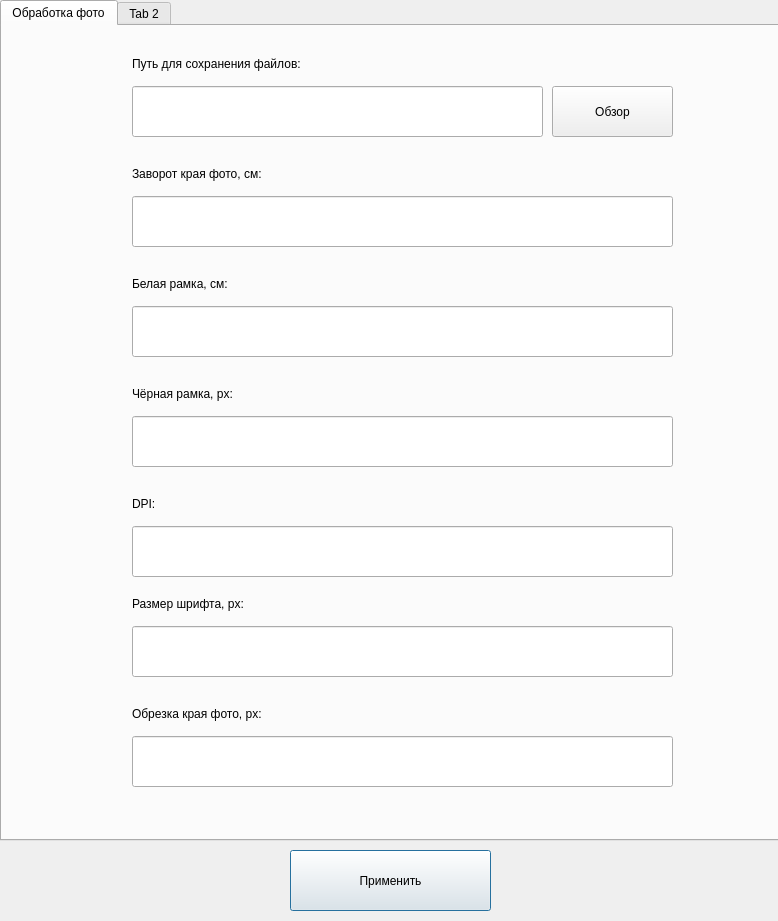
andrey-david/Sendy, file cropper/ui/settings.ui: the form before one commit.
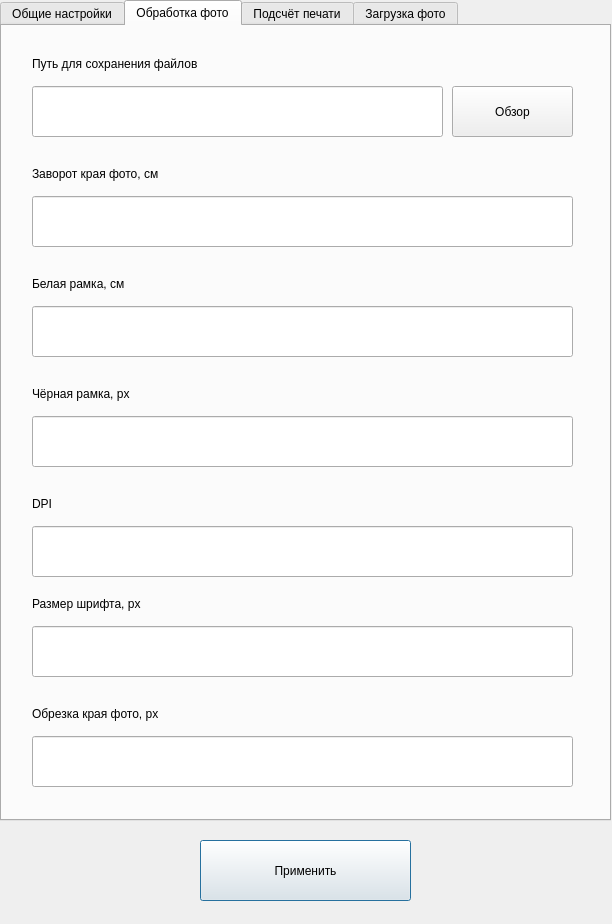
The form after the commit. The open tabs and pages were chosen to show the change.

Commit message: settings window is updated, help window and save window is created

What changed in the file:
```diff
--- a/cropper/ui/settings.ui
+++ b/cropper/ui/settings.ui
@@ -6,8 +6,8 @@
    <rect>
     <x>0</x>
     <y>0</y>
-    <width>778</width>
-    <height>921</height>
+    <width>612</width>
+    <height>924</height>
    </rect>
   </property>
   <property name="windowTitle">
@@ -16,9 +16,9 @@
   <widget class="QPushButton" name="pushButton_settings_apply">
    <property name="geometry">
     <rect>
-     <x>290</x>
-     <y>850</y>
-     <width>201</width>
+     <x>200</x>
+     <y>840</y>
+     <width>211</width>
      <height>61</height>
     </rect>
    </property>
@@ -31,13 +31,51 @@
     <rect>
      <x>0</x>
      <y>0</y>
-     <width>781</width>
-     <height>841</height>
+     <width>611</width>
+     <height>821</height>
     </rect>
    </property>
    <property name="currentIndex">
     <number>0</number>
    </property>
+   <widget class="QWidget" name="tab_2">
+    <attribute name="title">
+     <string>Общие настройки</string>
+    </attribute>
+    <widget class="QComboBox" name="comboBox_theme">
+     <property name="geometry">
+      <rect>
+       <x>30</x>
+       <y>60</y>
+       <width>541</width>
+       <height>51</height>
+      </rect>
+     </property>
+     <item>
+      <property name="text">
+       <string>Светлая тема</string>
+      </property>
+     </item>
+     <item>
+      <property name="text">
+       <string>Тёмная тема</string>
+      </property>
+     </item>
+    </widget>
+    <widget class="QLabel" name="label_10">
+     <property name="geometry">
+      <rect>
+       <x>30</x>
+       <y>30</y>
+       <width>361</width>
+       <height>16</height>
+      </rect>
+     </property>
+     <property name="text">
+      <string>Цветовая схема приложения</string>
+     </property>
+    </widget>
+   </widget>
    <widget class="QWidget" name="tab">
     <attribute name="title">
      <string>Обработка фото</string>
@@ -45,7 +83,7 @@
     <widget class="QLineEdit" name="lineEdit_photo_processing_crop">
      <property name="geometry">
       <rect>
-       <x>130</x>
+       <x>30</x>
        <y>710</y>
        <width>541</width>
        <height>51</height>
@@ -55,20 +93,20 @@
     <widget class="QLabel" name="label_7">
      <property name="geometry">
       <rect>
-       <x>130</x>
+       <x>30</x>
        <y>680</y>
        <width>361</width>
        <height>16</height>
       </rect>
      </property>
      <property name="text">
-      <string>Обрезка края фото, px:</string>
+      <string>Обрезка края фото, px</string>
      </property>
     </widget>
     <widget class="QLineEdit" name="lineEdit_photo_processing_white">
      <property name="geometry">
       <rect>
-       <x>130</x>
+       <x>30</x>
        <y>280</y>
        <width>541</width>
        <height>51</height>
@@ -78,33 +116,33 @@
     <widget class="QLabel" name="label_6">
      <property name="geometry">
       <rect>
-       <x>130</x>
+       <x>30</x>
        <y>570</y>
        <width>361</width>
        <height>16</height>
       </rect>
      </property>
      <property name="text">
-      <string>Размер шрифта, px:</string>
+      <string>Размер шрифта, px</string>
      </property>
     </widget>
     <widget class="QLabel" name="label_3">
      <property name="geometry">
       <rect>
-       <x>130</x>
+       <x>30</x>
        <y>250</y>
        <width>361</width>
        <height>16</height>
       </rect>
      </property>
      <property name="text">
-      <string>Белая рамка, см:</string>
+      <string>Белая рамка, см</string>
      </property>
     </widget>
     <widget class="QLineEdit" name="lineEdit_photo_processing_black">
      <property name="geometry">
       <rect>
-       <x>130</x>
+       <x>30</x>
        <y>390</y>
        <width>541</width>
        <height>51</height>
@@ -114,33 +152,33 @@
     <widget class="QLabel" name="label_4">
      <property name="geometry">
       <rect>
-       <x>130</x>
+       <x>30</x>
        <y>360</y>
        <width>361</width>
        <height>16</height>
       </rect>
      </property>
      <property name="text">
-      <string>Чёрная рамка, px:</string>
+      <string>Чёрная рамка, px</string>
      </property>
     </widget>
     <widget class="QLabel" name="label_5">
      <property name="geometry">
       <rect>
-       <x>130</x>
+       <x>30</x>
        <y>470</y>
        <width>361</width>
        <height>16</height>
       </rect>
      </property>
      <property name="text">
-      <string>DPI:</string>
+      <string>DPI</string>
      </property>
     </widget>
     <widget class="QLineEdit" name="lineEdit_photo_processing_dpi">
      <property name="geometry">
       <rect>
-       <x>130</x>
+       <x>30</x>
        <y>500</y>
        <width>541</width>
        <height>51</height>
@@ -150,20 +188,20 @@
     <widget class="QLabel" name="label_2">
      <property name="geometry">
       <rect>
-       <x>130</x>
+       <x>30</x>
        <y>140</y>
        <width>361</width>
        <height>16</height>
       </rect>
      </property>
      <property name="text">
-      <string>Заворот края фото, см:</string>
+      <string>Заворот края фото, см</string>
      </property>
     </widget>
     <widget class="QLineEdit" name="lineEdit_photo_processing_zav">
      <property name="geometry">
       <rect>
-       <x>130</x>
+       <x>30</x>
        <y>170</y>
        <width>541</width>
        <height>51</height>
@@ -176,7 +214,7 @@
     <widget class="QLineEdit" name="lineEdit_photo_processing_fontsize">
      <property name="geometry">
       <rect>
-       <x>130</x>
+       <x>30</x>
        <y>600</y>
        <width>541</width>
        <height>51</height>
@@ -186,20 +224,20 @@
     <widget class="QLabel" name="label">
      <property name="geometry">
       <rect>
-       <x>130</x>
+       <x>30</x>
        <y>30</y>
        <width>361</width>
        <height>16</height>
       </rect>
      </property>
      <property name="text">
-      <string>Путь для сохранения файлов:</string>
+      <string>Путь для сохранения файлов</string>
      </property>
     </widget>
     <widget class="QLineEdit" name="lineEdit_photo_processing_path">
      <property name="geometry">
       <rect>
-       <x>130</x>
+       <x>30</x>
        <y>60</y>
        <width>411</width>
        <height>51</height>
@@ -215,7 +253,7 @@
     <widget class="QPushButton" name="pushButton_set_photo_processing_path">
      <property name="geometry">
       <rect>
-       <x>550</x>
+       <x>450</x>
        <y>60</y>
        <width>121</width>
        <height>51</height>
@@ -226,17 +264,35 @@
      </property>
     </widget>
    </widget>
-   <widget class="QWidget" name="tab_2">
+   <widget class="QWidget" name="tab_3">
     <attribute name="title">
-     <string>Tab 2</string>
+     <string>Подсчёт печати</string>
     </attribute>
     <widget class="QLabel" name="label_8">
      <property name="geometry">
       <rect>
-       <x>300</x>
-       <y>390</y>
-       <width>171</width>
-       <height>21</height>
+       <x>160</x>
+       <y>320</y>
+       <width>271</width>
+       <height>16</height>
+      </rect>
+     </property>
+     <property name="text">
+      <string>ТУТ ПОКА НИЧЕГО НЕТ</string>
+     </property>
+    </widget>
+   </widget>
+   <widget class="QWidget" name="tab_4">
+    <attribute name="title">
+     <string>Загрузка фото</string>
+    </attribute>
+    <widget class="QLabel" name="label_9">
+     <property name="geometry">
+      <rect>
+       <x>290</x>
+       <y>170</y>
+       <width>261</width>
+       <height>16</height>
       </rect>
      </property>
      <property name="text">
```
Left out of the diff: 12 changed lines with no effect on the pictures. The commit also changes 8 other files.
